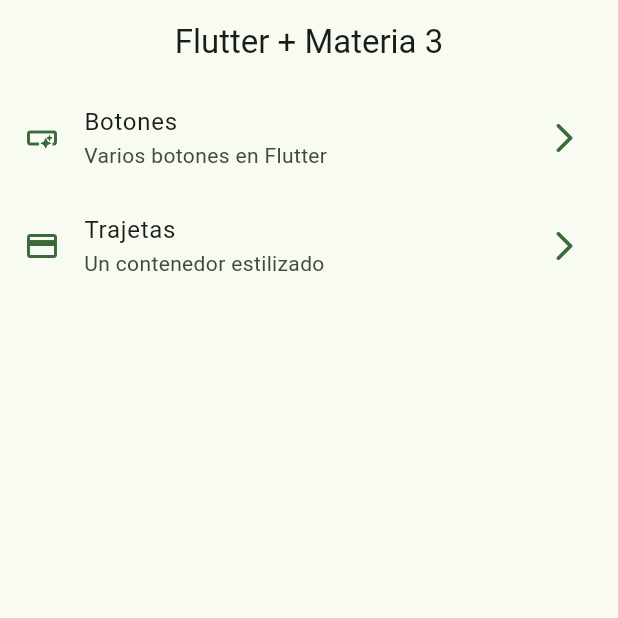
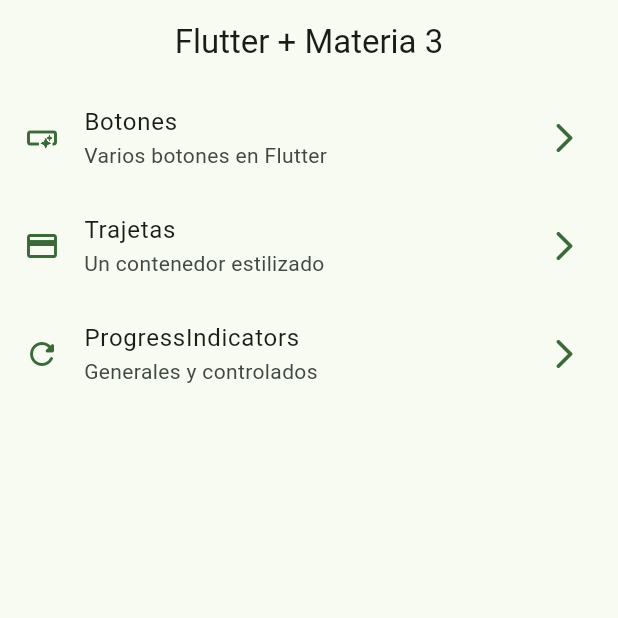
Before and after one commit to TonyNina/widgets_app, a Flutter app: the screen it shows after launch, on a phone screen of 412 x 824 dp, the top half of it. Run offline on Flutter 3.47's test engine with Material 2 defaults, Android fonts, the phone set to English and light mode, and no system bars; our stand-ins replace go_router.

Commit message:
progress indicator finished

```diff
--- a/lib/config/menu/menu_items.dart
+++ b/lib/config/menu/menu_items.dart
@@ -6,12 +6,11 @@ class MenuItem {
   final String link;
   final IconData icon;
 
-  const MenuItem({
-      required this.title,
+  const MenuItem(
+      {required this.title,
       required this.subTitle,
       required this.link,
-      required this.icon
-      });
+      required this.icon});
 }
 
 const appMenuItems = <MenuItem>[
@@ -19,15 +18,15 @@ const appMenuItems = <MenuItem>[
       title: 'Botones',
       subTitle: 'Varios botones en Flutter',
       link: '/buttons',
-      icon: Icons.smart_button_outlined
-      ),
-
-      MenuItem(
+      icon: Icons.smart_button_outlined),
+  MenuItem(
       title: 'Trajetas',
       subTitle: 'Un contenedor estilizado',
       link: '/cards',
-      icon: Icons.credit_card
-      ),
-
-
+      icon: Icons.credit_card),
+  MenuItem(
+      title: 'ProgressIndicators',
+      subTitle: 'Generales y controlados',
+      link: '/progress',
+      icon: Icons.refresh_rounded),
 ];
--- a/lib/config/router/app_router.dart
+++ b/lib/config/router/app_router.dart
@@ -26,5 +26,11 @@ final appRouter = GoRouter(
       builder: (context, state) => const CardsScreen(),
     ),
 
+    GoRoute(
+      path: '/progress',
+      name: ProgressSreen.name,
+      builder: (context, state) => const ProgressSreen(),
+    ),
+
   ],
 );
```
Also changed, not shown: lib/presentation/screens/progress/progress_screen.dart (+60 -4 lines).
